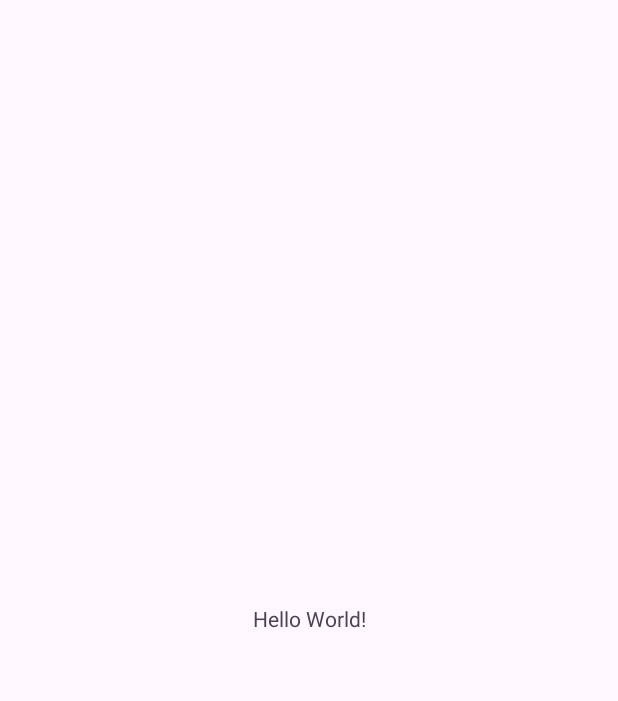
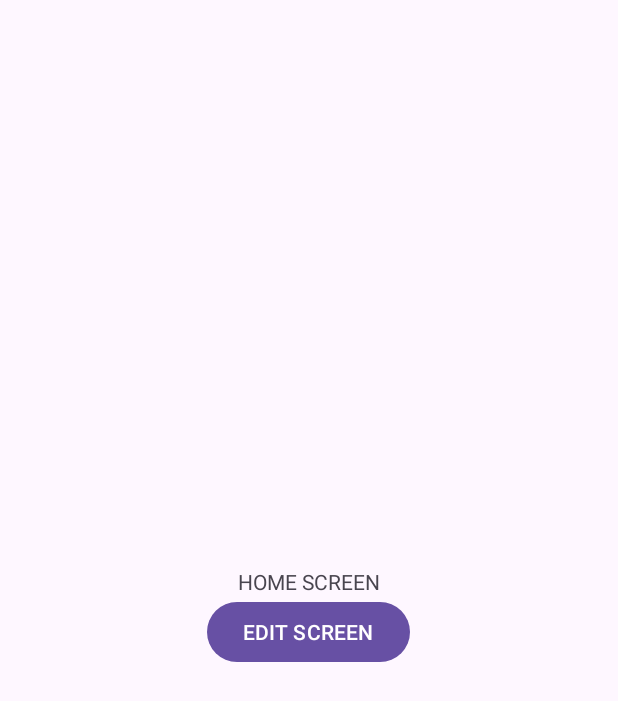
Before and after one commit to TharunBalaji2004/revamp-notes-app, an Android app: the screen it shows after launch (MainActivity), on a phone screen of 412 x 824 dp. Before the commit the part shown is almost empty. Shown: the top 701 px of the screen. Run offline under Robolectric (Android 15) with nearby library versions, the phone set to English and light mode, and no system bars; our stand-ins replace Room's generated code.

Commit message:
Added Fragments

```diff
--- a/app/src/main/java/com/tharunbalaji/roomapplication/MainActivity.kt
+++ b/app/src/main/java/com/tharunbalaji/roomapplication/MainActivity.kt
@@ -9,9 +9,9 @@ import androidx.core.view.WindowInsetsCompat
 class MainActivity : AppCompatActivity() {
     override fun onCreate(savedInstanceState: Bundle?) {
         super.onCreate(savedInstanceState)
-        enableEdgeToEdge()
         setContentView(R.layout.activity_main)
-
 
     }
 }
+
+// Main Activity -> Fragment Container [f1, f2, f3, f4]
--- a/app/src/main/java/com/tharunbalaji/roomapplication/db/NoteDao.kt
+++ b/app/src/main/java/com/tharunbalaji/roomapplication/db/NoteDao.kt
@@ -8,7 +8,7 @@ import androidx.room.Query
 import androidx.room.Update
 
 
-// Create, Read, Update, Delete
+// Archiecture + Fragments (Navigation)
 
 @Dao
 abstract class NoteDao {
--- /dev/null
+++ b/app/src/main/java/com/tharunbalaji/roomapplication/viewmodels/NoteViewModel.kt
@@ -0,0 +1,38 @@
+package com.tharunbalaji.roomapplication.viewmodels
+
+import android.app.Application
+import androidx.lifecycle.AndroidViewModel
+import androidx.lifecycle.LiveData
+import androidx.lifecycle.viewModelScope
+import com.tharunbalaji.roomapplication.db.Note
+import com.tharunbalaji.roomapplication.db.NoteDatabase
+import com.tharunbalaji.roomapplication.repository.NoteRepository
+import kotlinx.coroutines.launch
+
+// Context -> Application, Activity, Fragment
+// MVVM -> Mode -> Repo -> ViewModel (Business logic) -> Activity (UI)
+
+class NoteViewModel(application: Application): AndroidViewModel(application) {
+
+    private val repository: NoteRepository
+    val allNotes: LiveData<List<Note>>
+
+    init {
+        val noteDao = NoteDatabase.getDatabase(application).noteDao() // NoteDao initialization
+        repository = NoteRepository(noteDao)
+        allNotes = repository.allNotes
+    }
+
+    // Coroutine usage
+    fun create(note: Note) = viewModelScope.launch {
+        repository.create(note)
+    }
+
+    fun update(note: Note) = viewModelScope.launch {
+        repository.update(note)
+    }
+
+    fun delete(note: Note) = viewModelScope.launch {
+        repository.delete(note)
+    }
+}
--- /dev/null
+++ b/app/src/main/java/com/tharunbalaji/roomapplication/views/HomeFragment.kt
@@ -0,0 +1,45 @@
+package com.tharunbalaji.roomapplication.views
+
+import android.os.Bundle
+import android.util.Log
+import androidx.fragment.app.Fragment
+import android.view.LayoutInflater
+import android.view.View
+import android.view.ViewGroup
+import androidx.fragment.app.viewModels
+import androidx.navigation.fragment.findNavController
+import com.tharunbalaji.roomapplication.R
+import com.tharunbalaji.roomapplication.databinding.FragmentHomeBinding
+import com.tharunbalaji.roomapplication.db.Note
+import com.tharunbalaji.roomapplication.viewmodels.NoteViewModel
+
+
+// NOTES App -> Two screens
+// Home Screen (all notes)
+// Edit Screen (create, update, delete)
+
+class HomeFragment : Fragment() {
+
+    private lateinit var binding: FragmentHomeBinding
+    private val noteViewModel:NoteViewModel by viewModels()
+
+    override fun onCreateView(
+        inflater: LayoutInflater, container: ViewGroup?,
+        savedInstanceState: Bundle?
+    ): View? {
+        binding = FragmentHomeBinding.inflate(layoutInflater)
+        return binding.root
+    }
+
+    override fun onViewCreated(view: View, savedInstanceState: Bundle?) {
+        super.onViewCreated(view, savedInstanceState)
+
+        noteViewModel.allNotes.observe(viewLifecycleOwner){ notes ->
+            Log.d("HOME FRAGMENT","ALL NOTES: $notes")
+        }
+
+        binding.btnEdit.setOnClickListener {
+            findNavController().navigate(R.id.action_homeFragment_to_editFragment)
+        }
+    }
+}
--- a/app/src/main/res/layout/activity_main.xml
+++ b/app/src/main/res/layout/activity_main.xml
@@ -1,5 +1,5 @@
 <?xml version="1.0" encoding="utf-8"?>
-<androidx.constraintlayout.widget.ConstraintLayout xmlns:android="http://schemas.android.com/apk/res/android"
+<LinearLayout xmlns:android="http://schemas.android.com/apk/res/android"
     xmlns:app="http://schemas.android.com/apk/res-auto"
     xmlns:tools="http://schemas.android.com/tools"
     android:id="@+id/main"
@@ -7,13 +7,14 @@
     android:layout_height="match_parent"
     tools:context=".MainActivity">
 
-    <TextView
-        android:layout_width="wrap_content"
-        android:layout_height="wrap_content"
-        android:text="Hello World!"
-        app:layout_constraintBottom_toBottomOf="parent"
-        app:layout_constraintEnd_toEndOf="parent"
-        app:layout_constraintStart_toStartOf="parent"
-        app:layout_constraintTop_toTopOf="parent" />
+    <androidx.fragment.app.FragmentContainerView
+        android:id="@+id/note_fragment_container"
+        android:layout_width="match_parent"
+        android:layout_height="match_parent"
+        android:name="androidx.navigation.fragment.NavHostFragment"
+        app:defaultNavHost="true"
+        app:navGraph="@navigation/note_navigation">
 
-</androidx.constraintlayout.widget.ConstraintLayout>
+    </androidx.fragment.app.FragmentContainerView>
+
+</LinearLayout>
--- /dev/null
+++ b/app/src/main/res/layout/fragment_home.xml
@@ -0,0 +1,22 @@
+<?xml version="1.0" encoding="utf-8"?>
+<LinearLayout xmlns:android="http://schemas.android.com/apk/res/android"
+    xmlns:tools="http://schemas.android.com/tools"
+    android:layout_width="match_parent"
+    android:layout_height="match_parent"
+    android:gravity="center"
+    android:orientation="vertical"
+    tools:context=".views.HomeFragment">
+
+    <TextView
+        android:layout_width="wrap_content"
+        android:layout_height="wrap_content"
+        android:text="HOME SCREEN" />
+
+    <Button
+        android:id="@+id/btn_edit"
+        android:layout_width="wrap_content"
+        android:layout_height="wrap_content"
+        android:text="EDIT SCREEN" />
+
+
+</LinearLayout>
--- /dev/null
+++ b/app/src/main/res/navigation/note_navigation.xml
@@ -0,0 +1,22 @@
+<?xml version="1.0" encoding="utf-8"?>
+<navigation xmlns:android="http://schemas.android.com/apk/res/android"
+    xmlns:app="http://schemas.android.com/apk/res-auto"
+    xmlns:tools="http://schemas.android.com/tools"
+    android:id="@+id/note_navigation"
+    app:startDestination="@id/homeFragment">
+
+    <fragment
+        android:id="@+id/homeFragment"
+        android:name="com.tharunbalaji.roomapplication.views.HomeFragment"
+        android:label="fragment_home"
+        tools:layout="@layout/fragment_home" >
+        <action
+            android:id="@+id/action_homeFragment_to_editFragment"
+            app:destination="@id/editFragment" />
+    </fragment>
+    <fragment
+        android:id="@+id/editFragment"
+        android:name="com.tharunbalaji.roomapplication.views.EditFragment"
+        android:label="fragment_edit"
+        tools:layout="@layout/fragment_edit" />
+</navigation>
--- a/app/src/main/res/values/strings.xml
+++ b/app/src/main/res/values/strings.xml
@@ -1,3 +1,5 @@
 <resources>
     <string name="app_name">ROOMApplication</string>
+    <!-- TODO: Remove or change this placeholder text -->
+    <string name="hello_blank_fragment">Hello blank fragment</string>
 </resources>
```
Also changed, not shown: app/build.gradle.kts (+7 -0 lines), app/src/main/java/com/tharunbalaji/roomapplication/views/EditFragment.kt (added, +41 -0 lines), app/src/main/res/layout/fragment_edit.xml (added, +62 -0 lines).
